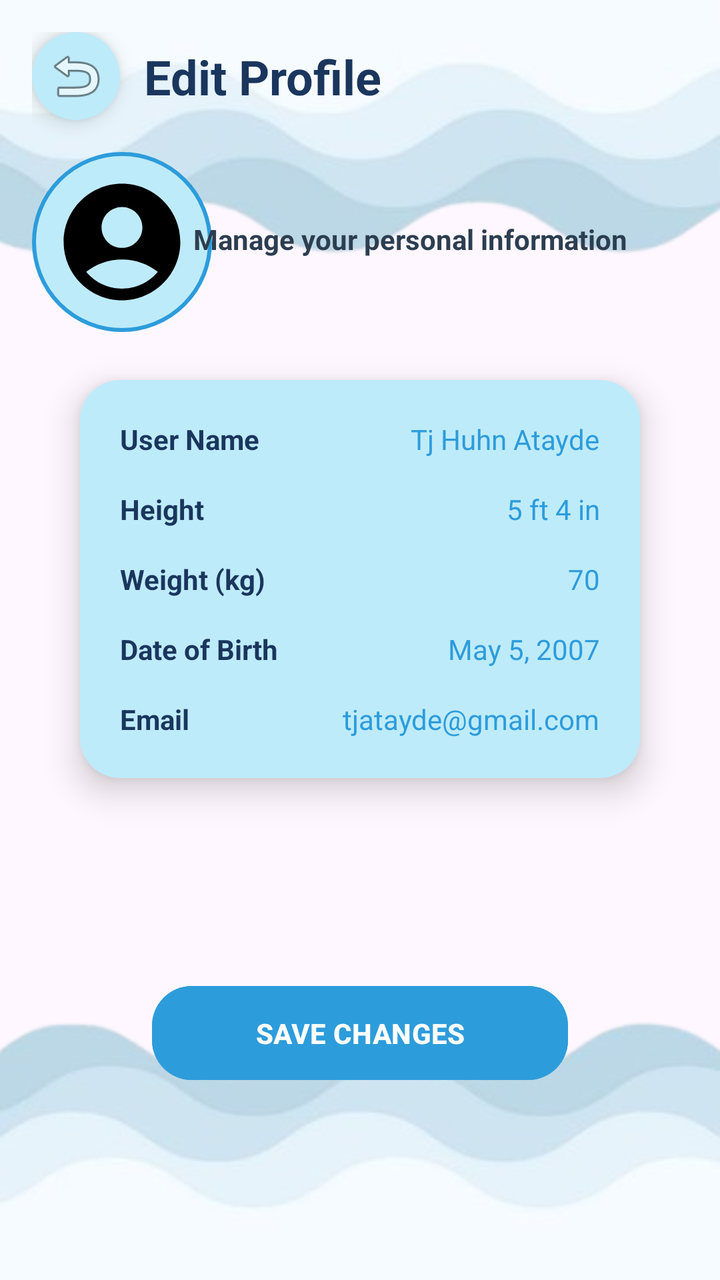
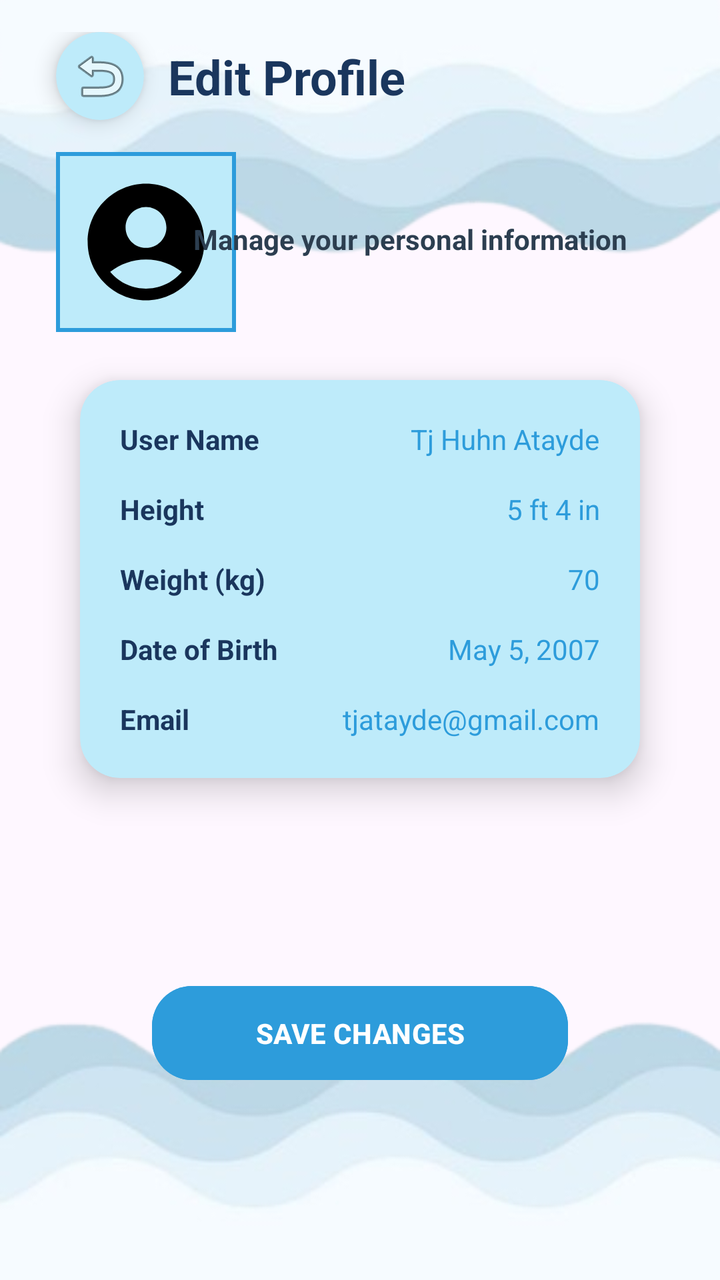

An Android layout rendered at two revisions. The XML below is the earlier revision; the diff shows what the commit changed to produce the second picture.
<!-- AndroidManifest.xml: application theme Theme.HeronHealth -->
<!-- res/layout/activity_personal_info.xml -->
<?xml version="1.0" encoding="utf-8"?>
<androidx.constraintlayout.widget.ConstraintLayout
    xmlns:android="http://schemas.android.com/apk/res/android"
    xmlns:app="http://schemas.android.com/apk/res-auto"
    xmlns:tools="http://schemas.android.com/tools"
    android:id="@+id/main"
    android:layout_width="match_parent"
    android:layout_height="match_parent"
    android:background="@drawable/bg4"
    android:padding="16dp"
    tools:context=".PersonalInfoActivity">

    

    <androidx.cardview.widget.CardView
        android:id="@+id/backContainer"
        android:layout_width="44dp"
        android:layout_height="44dp"
        app:cardBackgroundColor="#beebfa"
        app:cardCornerRadius="22dp"
        app:cardElevation="6dp"
        app:layout_constraintStart_toStartOf="parent"
        app:layout_constraintTop_toTopOf="parent">

        <ImageButton
            android:id="@+id/btnBack"
            android:layout_width="match_parent"
            android:layout_height="match_parent"
            android:background="@android:color/transparent"
            android:contentDescription="Back"
            android:src="@android:drawable/ic_menu_revert" />

    </androidx.cardview.widget.CardView>

    

    <TextView
        android:id="@+id/tvHeader"
        android:layout_width="wrap_content"
        android:layout_height="wrap_content"
        android:layout_marginStart="12dp"
        android:text="Edit Profile"
        android:textColor="#1A365D"
        android:textSize="24sp"
        android:textStyle="bold"
        app:layout_constraintBottom_toBottomOf="@id/backContainer"
        app:layout_constraintStart_toEndOf="@id/backContainer"
        app:layout_constraintTop_toTopOf="@id/backContainer" />

    

    <ImageView
        android:id="@+id/imgProfile"
        android:layout_width="90dp"
        android:layout_height="90dp"
        android:layout_marginTop="16dp"
        android:background="@drawable/circle_bg"
        android:padding="10dp"
        android:scaleType="centerCrop"
        android:src="@drawable/baseline_account_circle_24"
        app:layout_constraintStart_toStartOf="parent"
        app:layout_constraintTop_toBottomOf="@id/backContainer" />

    

    <TextView
        android:id="@+id/tvSubtitle"
        android:layout_width="wrap_content"
        android:layout_height="wrap_content"
        android:layout_marginStart="50dp"
        android:layout_marginTop="50dp"
        android:text="Manage your personal information"
        android:textColor="#2C3E50"
        android:textSize="14sp"
        android:textStyle="bold"
        app:layout_constraintEnd_toEndOf="parent"
        app:layout_constraintStart_toStartOf="parent"
        app:layout_constraintTop_toBottomOf="@id/backContainer" />

    

    <androidx.cardview.widget.CardView
        android:id="@+id/cardInfo"
        android:layout_width="0dp"
        android:layout_height="wrap_content"
        android:layout_marginStart="24dp"
        android:layout_marginTop="24dp"
        android:layout_marginEnd="24dp"
        app:cardBackgroundColor="#beebfa"
        app:cardCornerRadius="20dp"
        app:cardElevation="10dp"
        app:layout_constraintEnd_toEndOf="parent"
        app:layout_constraintStart_toStartOf="parent"
        app:layout_constraintTop_toBottomOf="@id/imgProfile">

        <LinearLayout
            android:layout_width="match_parent"
            android:layout_height="wrap_content"
            android:orientation="vertical"
            android:padding="20dp">

            

            <LinearLayout
                android:layout_width="match_parent"
                android:layout_height="wrap_content"
                android:orientation="horizontal">

                <TextView
                    android:layout_width="0dp"
                    android:layout_height="wrap_content"
                    android:layout_weight="1"
                    android:text="User Name"
                    android:textColor="#1A365D"
                    android:textStyle="bold" />

                <TextView
                    android:id="@+id/tvUsernameValue"
                    android:layout_width="wrap_content"
                    android:layout_height="wrap_content"
                    android:clickable="true"
                    android:focusable="true"
                    android:text="Tj Huhn Atayde"
                    android:textColor="#2D9CDB" />

            </LinearLayout>

            

            <LinearLayout
                android:layout_width="match_parent"
                android:layout_height="wrap_content"
                android:layout_marginTop="16dp"
                android:orientation="horizontal">

                <TextView
                    android:layout_width="0dp"
                    android:layout_height="wrap_content"
                    android:layout_weight="1"
                    android:text="Height"
                    android:textColor="#1A365D"
                    android:textStyle="bold" />

                <TextView
                    android:id="@+id/tvHeightValue"
                    android:layout_width="wrap_content"
                    android:layout_height="wrap_content"
                    android:clickable="true"
                    android:focusable="true"
                    android:text="5 ft 4 in"
                    android:textColor="#2D9CDB" />

            </LinearLayout>

            

            <LinearLayout
                android:layout_width="match_parent"
                android:layout_height="wrap_content"
                android:layout_marginTop="16dp"
                android:orientation="horizontal">

                <TextView
                    android:layout_width="0dp"
                    android:layout_height="wrap_content"
                    android:layout_weight="1"
                    android:text="Weight (kg)"
                    android:textColor="#1A365D"
                    android:textStyle="bold" />

                <TextView
                    android:id="@+id/tvWeightValue"
                    android:layout_width="wrap_content"
                    android:layout_height="wrap_content"
                    android:clickable="true"
                    android:focusable="true"
                    android:text="70"
                    android:textColor="#2D9CDB" />

            </LinearLayout>

            

            <LinearLayout
                android:layout_width="match_parent"
                android:layout_height="wrap_content"
                android:layout_marginTop="16dp"
                android:orientation="horizontal">

                <TextView
                    android:layout_width="0dp"
                    android:layout_height="wrap_content"
                    android:layout_weight="1"
                    android:text="Date of Birth"
                    android:textColor="#1A365D"
                    android:textStyle="bold" />

                <TextView
                    android:id="@+id/tvDOBValue"
                    android:layout_width="wrap_content"
                    android:layout_height="wrap_content"
                    android:clickable="true"
                    android:focusable="true"
                    android:text="May 5, 2007"
                    android:textColor="#2D9CDB" />

            </LinearLayout>

            

            <LinearLayout
                android:layout_width="match_parent"
                android:layout_height="wrap_content"
                android:layout_marginTop="16dp"
                android:orientation="horizontal">

                <TextView
                    android:layout_width="0dp"
                    android:layout_height="wrap_content"
                    android:layout_weight="1"
                    android:text="Email"
                    android:textColor="#1A365D"
                    android:textStyle="bold" />

                <TextView
                    android:id="@+id/tvEmailValue"
                    android:layout_width="wrap_content"
                    android:layout_height="wrap_content"
                    android:clickable="true"
                    android:focusable="true"
                    android:text="tjatayde@gmail.com"
                    android:textColor="#2D9CDB" />

            </LinearLayout>

        </LinearLayout>

    </androidx.cardview.widget.CardView>

    


    

    <Button
        android:id="@+id/btnSave"
        android:layout_width="0dp"
        android:layout_height="55dp"
        android:layout_marginStart="60dp"
        android:layout_marginTop="20dp"
        android:layout_marginEnd="60dp"
        android:backgroundTint="#2D9CDB"
        android:text="SAVE CHANGES"
        android:textColor="#FFFFFF"
        android:textStyle="bold"
        app:cornerRadius="20dp"
        app:layout_constraintBottom_toBottomOf="parent"
        app:layout_constraintEnd_toEndOf="parent"
        app:layout_constraintStart_toStartOf="parent"
        app:layout_constraintTop_toBottomOf="@id/cardInfo"/>

</androidx.constraintlayout.widget.ConstraintLayout>
<!-- resources referenced by this layout -->
<resources>
  <!-- drawable baseline_account_circle_24 (drawable) -->
  <vector xmlns:android="http://schemas.android.com/apk/res/android" android:height="24dp" android:tint="#000000" android:viewportHeight="24" android:viewportWidth="24" android:width="24dp">
        
      <path android:fillColor="@android:color/white" android:pathData="M12,2C6.48,2 2,6.48 2,12s4.48,10 10,10s10,-4.48 10,-10S17.52,2 12,2zM12,6c1.93,0 3.5,1.57 3.5,3.5S13.93,13 12,13s-3.5,-1.57 -3.5,-3.5S10.07,6 12,6zM12,20c-2.03,0 -4.43,-0.82 -6.14,-2.88C7.55,15.8 9.68,15 12,15s4.45,0.8 6.14,2.12C16.43,19.18 14.03,20 12,20z"/>
      
  </vector>
  <!-- drawable bg4: png bitmap (drawable, 73502 bytes) -->
  <!-- drawable circle_bg (drawable) -->
  <shape xmlns:android="http://schemas.android.com/apk/res/android"
      android:shape="oval">
  
      <solid android:color="#beebfa"/>
      <stroke
          android:width="2dp"
          android:color="#2D9CDB"/>
  </shape>
  <style name="Theme.HeronHealth" parent="Base.Theme.HeronHealth" />
  <style name="Base.Theme.HeronHealth" parent="Theme.Material3.DayNight.NoActionBar">
          
          
      </style>
</resources>

<!-- the commit's change to res/layout/activity_personal_info.xml (unified diff, before → after) -->
@@ -19,6 +19,7 @@
         app:cardBackgroundColor="#beebfa"
         app:cardCornerRadius="22dp"
         app:cardElevation="6dp"
+        android:layout_marginLeft="12dp"
         app:layout_constraintStart_toStartOf="parent"
         app:layout_constraintTop_toTopOf="parent">
 
@@ -56,6 +57,7 @@
         android:layout_marginTop="16dp"
         android:background="@drawable/circle_bg"
         android:padding="10dp"
+        android:layout_marginLeft="12dp"
         android:scaleType="centerCrop"
         android:src="@drawable/baseline_account_circle_24"
         app:layout_constraintStart_toStartOf="parent"
<!-- resource entries referenced after the edit -->
@@ -9,7 +9,7 @@
   <!-- drawable bg4: png bitmap (drawable, 73502 bytes) -->
   <!-- drawable circle_bg (drawable) -->
   <shape xmlns:android="http://schemas.android.com/apk/res/android"
-      android:shape="oval">
+      >
   
       <solid android:color="#beebfa"/>
       <stroke
